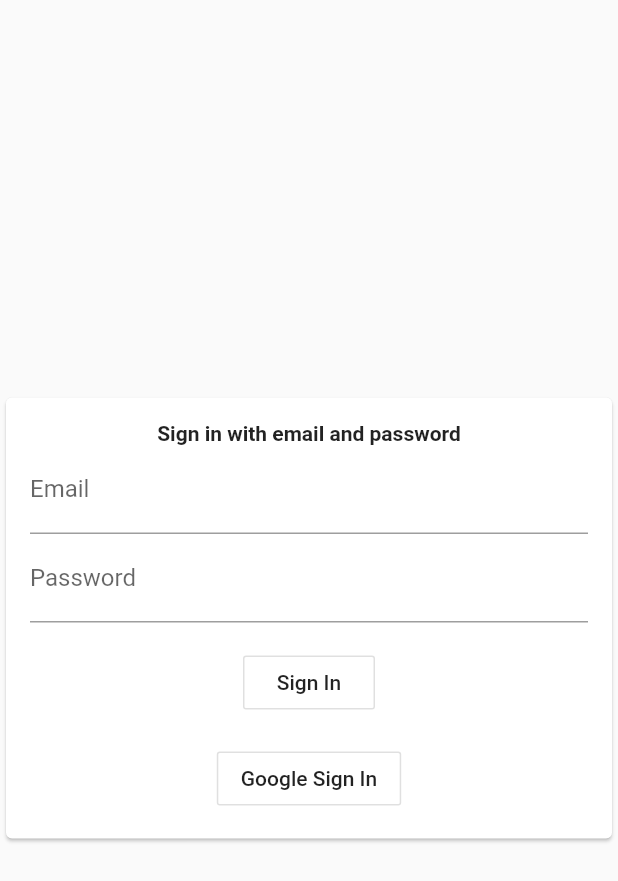
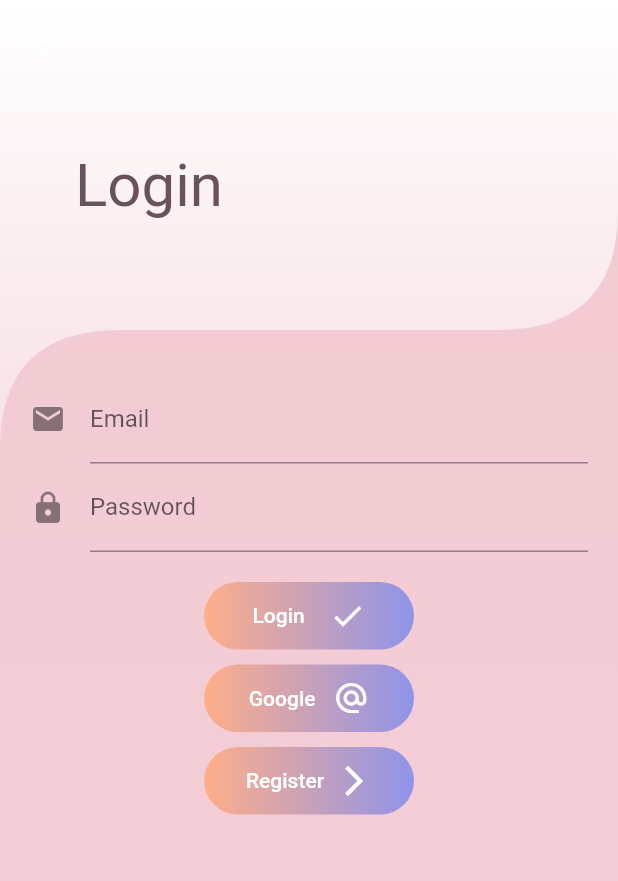
Before and after one commit to Jorgejpc/flutter_app, a Flutter app: the screen it shows after launch, after a tap on "Signin", on a phone screen of 412 x 824 dp. Shown: the top 881 px of the screen. Run offline on Flutter 3.47's test engine with Material 2 defaults, Android fonts, the phone set to English and light mode, and no system bars; our stand-ins replace cloud_firestore, firebase_auth, firebase_core, google_sign_in; accounts and stored records are empty; network calls fail.

```diff
--- a/lib/GoogleAuth.dart
+++ b/lib/GoogleAuth.dart
@@ -28,9 +28,6 @@ class _GoogleAuthenticationState extends State<GoogleAuthentication> {
     await _firebaseAuth.signInWithCredential(authCredential);
     final User user = userCredential.user;
     usuario = user;
-    print("+++++++++++++++++++++++++++++++++++++++++++");
-    print(user);
-    print("+++++++++++++++++++++++++++++++++++++++++++");
     assert(user.displayName != null);
     assert(user.email != null);
     assert(user.photoURL != null);
@@ -57,7 +54,7 @@ class _GoogleAuthenticationState extends State<GoogleAuthentication> {
             color: Colors.red,
             onPressed: () => googleSignIn().whenComplete(() {
               Navigator.pushReplacement(
-                  context, MaterialPageRoute(builder: (context) => HomePage(user: usuario)));
+                  context, MaterialPageRoute(builder: (context) => HomePage()));
             }),
             child: Text('Google Login'),
           ),
--- /dev/null
+++ b/lib/screens/login/login_form.dart
@@ -0,0 +1,196 @@
+import 'package:firebase_auth/firebase_auth.dart';
+import 'package:flutter_app/screens/register/register_screen.dart';
+import 'package:flutter_app/widgets/gradient_button.dart';
+import 'package:flutter/material.dart';
+import 'package:flutter_app/screens/login/login_form.dart';
+import 'package:flutter_app/widgets/gradient_button.dart';
+import 'package:google_sign_in/google_sign_in.dart';
+
+import '../../GoogleAuth.dart';
+import '../../home_page.dart';
+
+int user = 1;
+
+class LoginForm  extends StatefulWidget {
+  @override
+  _LoginFormState createState() => _LoginFormState();
+}
+
+class _LoginFormState extends State<LoginForm> {
+  FirebaseAuth _auth = FirebaseAuth.instance;
+  final GlobalKey<FormState> _formKey = GlobalKey<FormState>();
+  final TextEditingController _emailController = TextEditingController();
+  final TextEditingController _passwordController = TextEditingController();
+  final GlobalKey<ScaffoldState> _scaffoldKey = GlobalKey<ScaffoldState>();
+  final GoogleSignIn _googleSignIn = GoogleSignIn();
+  final FirebaseAuth _firebaseAuth = FirebaseAuth.instance;
+
+  @override
+  void initState(){
+    super.initState();
+
+  }
+
+  @override
+  Widget build(BuildContext context){
+    return Padding(
+      key: _scaffoldKey,
+      padding: const EdgeInsets.all(20.0),
+      child: Form(
+        child: Column(
+          children: <Widget>[
+            TextFormField(
+              controller:_emailController,
+              decoration: InputDecoration(
+                  icon: Icon(Icons.email),
+                  labelText: "Email"
+              ),
+              keyboardType: TextInputType.emailAddress,
+              autovalidateMode: AutovalidateMode.always,
+            ),
+
+            TextFormField(
+              controller:_passwordController,
+              decoration: InputDecoration(
+                icon: Icon(Icons.lock),
+                labelText: "Password",
+              ),
+              obscureText: true,
+              autovalidateMode: AutovalidateMode.always,
+            ),
+            SizedBox(height: 20,
+            ),
+            GradientButton(
+              width: 140,
+              height: 45,
+              onPressed: () async {
+                _signInWithEmailAndPassword();
+              },
+              text: Text('Login', style: TextStyle(color: Colors.white),
+              ),
+              icon: Icon(
+                  Icons.check,
+                  color: Colors.white
+              ),
+            ),
+            SizedBox(
+                height: 10
+            ),
+
+
+
+
+            GradientButton(
+              width: 140,
+              height: 45,
+              onPressed: () => googleSignIn().whenComplete(() {
+                Navigator.pushReplacement(
+                    context, MaterialPageRoute(builder: (context) => HomePage()));
+              }),
+              text: Text('Google', style: TextStyle(color: Colors.white),
+              ),
+              icon: Icon(
+                  Icons.alternate_email,
+                  color: Colors.white
+              ),
+            ),
+            SizedBox(
+                height: 10
+            ),
+
+
+
+            GradientButton(
+              width: 140,
+              height: 45,
+              onPressed: () {
+                Navigator.push(context , MaterialPageRoute(builder: (_) {
+                  return RegisterScreen();
+                }
+                ));
+              },
+              text: Text('Register', style: TextStyle(color: Colors.white),
+              ),
+              icon: Icon(
+                  Icons.arrow_forward_ios,
+                  color: Colors.white
+              ),
+            ),//Boton register
+          ],
+        ),
+      ),
+    );
+  }
+
+
+  @override
+  void dispose() {
+    _emailController.dispose();
+    _passwordController.dispose();
+    super.dispose();
+  }
+
+  void _signInWithEmailAndPassword() async {
+    try {
+      final User usuario = (await _auth.signInWithEmailAndPassword(
+        email: _emailController.text,
+        password: _passwordController.text,
+      ))
+          .user;
+      if (!usuario.emailVerified) {
+        await usuario.sendEmailVerification();
+      }
+      Navigator.of(context).pushReplacement(MaterialPageRoute(builder: (_) {
+        return HomePage();
+      }));
+    } on FirebaseAuthException catch (e) {
+      Scaffold.of(context).showSnackBar(SnackBar(
+        content: Text("Failed to sign in with Email & Password"),
+
+      ));
+    }
+  }
+
+  void _signOut() async {
+    await _auth.signOut();
+  }
+
+  void _pushPage(BuildContext context, Widget page) {
+    Navigator.of(context).push(
+      MaterialPageRoute<void>(builder: (_) => page),
+    );
+  }
+
+
+
+
+  Future<String> googleSignIn() async {
+    final GoogleSignInAccount googleSignInAccount =
+    await _googleSignIn.signIn();
+    final GoogleSignInAuthentication googleSignInAuthentication =
+    await googleSignInAccount.authentication;
+    final AuthCredential authCredential = GoogleAuthProvider.credential(
+        accessToken: googleSignInAuthentication.accessToken,
+        idToken: googleSignInAuthentication.idToken);
+
+    final UserCredential userCredential =
+    await _firebaseAuth.signInWithCredential(authCredential);
+    final User user = userCredential.user;
+    usuario = user;
+    assert(user.displayName != null);
+    assert(user.email != null);
+    assert(user.photoURL != null);
+
+    setState(() {
+      name = user.displayName;
+      email = user.email;
+      photoUrl = user.photoURL;
+    });
+
+    final User currentUser = _firebaseAuth.currentUser;
+    assert(currentUser.uid == user.uid);
+
+    return 'Logged In';
+  }
+
+}
--- /dev/null
+++ b/lib/screens/login/login_screen.dart
@@ -0,0 +1,58 @@
+import 'package:flutter_app/screens/login/login_form.dart';
+import 'package:flutter_app/widgets/curved_widget.dart';
+import 'package:flutter/material.dart';
+import 'package:firebase_auth/firebase_auth.dart';
+import 'package:flutter/material.dart';
+
+class LoginScreen extends StatelessWidget{
+  @override
+  Widget build(BuildContext context){
+    return Scaffold(
+      extendBodyBehindAppBar: true,
+      appBar: AppBar(
+        elevation: 0,
+        backgroundColor: Colors.transparent,
+      ),
+      body: Container(
+        height: double.infinity,
+        decoration: BoxDecoration(
+            gradient: LinearGradient(
+              begin: Alignment.topCenter,
+              end: Alignment.bottomCenter,
+              colors: [Color(0xfff2cbd0), Color(0xfff4ced9)],
+            )),
+        child: SingleChildScrollView(
+          child: Stack(
+            children: <Widget>[
+              CurvedWidget(
+                child: Container(
+                  padding: const EdgeInsets.only(top: 100, left: 50),
+                  width: double.infinity,
+                  height: 300,
+                  decoration: BoxDecoration(
+                    gradient: LinearGradient(
+                      begin: Alignment.topCenter,
+                      end: Alignment.bottomCenter,
+                      colors: [Colors.white, Colors.white.withOpacity(0.4)], //opacidad del rojo
+                    ),
+                  ),
+                  child: Text('Login', style: TextStyle(
+                    fontSize: 40,
+                    color: Color(0xff6a515e),
+                  ),),
+                ),
+              ),
+              Container(
+                margin: const EdgeInsets.only(top: 230), //margen top de text email
+                child: LoginForm(),
+              )
+            ],
+          ),
+        ),
+      ),
+    );
+  }
+
+
+
+}
--- a/lib/sign_in_page.dart
+++ b/lib/sign_in_page.dart
@@ -109,7 +109,6 @@ class _SignInState extends State<SignIn> {
       }
       Navigator.of(context).pushReplacement(MaterialPageRoute(builder: (_) {
         return HomePage(
-          user: usuario,
         );
       }));
     } on FirebaseAuthException catch (e) {
--- /dev/null
+++ b/lib/widgets/curved_widget.dart
@@ -0,0 +1,46 @@
+import 'package:flutter/material.dart';
+
+class CurvedWidget extends StatelessWidget{
+  final Widget child;
+  final double curvedDistance;
+  final double curvedHeight;
+
+  const CurvedWidget({Key key, this.curvedDistance = 80, this.curvedHeight = 80, this.child})
+      : super(key: key);
+
+  @override
+  Widget build(BuildContext context){
+    return ClipPath(
+      clipper: CurvedWidgetBackgroundClipper(
+        curvedDistance: curvedDistance,
+        curvedHeigth: curvedHeight,
+      ),
+      child: child,
+    );
+  }
+}
+
+class CurvedWidgetBackgroundClipper extends CustomClipper<Path> {
+  final double curvedDistance;
+  final double curvedHeigth;
+
+  CurvedWidgetBackgroundClipper({this.curvedDistance, this.curvedHeigth});
+
+  @override
+  getClip(Size size) { //bode arriba
+    Path clippedPath = Path();
+    clippedPath.lineTo(size.width, 0);
+    clippedPath.lineTo(size.width, size.height - curvedDistance - curvedHeigth);
+    clippedPath.quadraticBezierTo(size.width, size.height - curvedHeigth, size.width - curvedDistance, size.height -curvedHeigth);
+    clippedPath.lineTo(curvedDistance, size.height - curvedHeigth);
+    clippedPath.quadraticBezierTo(0, size.height - curvedHeigth, 0, size.height);
+    clippedPath.lineTo(0, 0);
+    return clippedPath;
+  }
+
+  @override
+  bool shouldReclip(CustomClipper oldClipper) {
+    return false;
+  }
+
+}
--- /dev/null
+++ b/lib/widgets/gradient_button.dart
@@ -0,0 +1,42 @@
+import 'package:flutter/material.dart';
+
+class GradientButton extends StatelessWidget {
+  final double width;
+  final double height;
+  final Function onPressed;
+  final Text text;
+  final Icon icon;
+
+  const GradientButton({Key key, this.width, this.height, this.onPressed, this.text, this.icon}) : super(key: key);
+
+  @override
+  Widget build(BuildContext context) {
+    return Container(   //boton de login
+      width: this.width,
+      height: this.height,
+
+      decoration: BoxDecoration(
+        borderRadius: BorderRadius.circular(80),
+        gradient: LinearGradient(
+            begin: Alignment.centerLeft,
+            end: Alignment.centerRight,
+            colors: [Color(0xffffae88), Color(0xff8f93ea)]
+        ),
+      ),
+      child: MaterialButton(
+          onPressed: this.onPressed,
+          materialTapTargetSize: MaterialTapTargetSize.shrinkWrap,
+          shape: StadiumBorder(),
+          child: Padding(
+            padding: const EdgeInsets.all(8.0),
+            child: Row(
+              mainAxisAlignment: MainAxisAlignment.spaceAround,
+              children: <Widget>[
+                text,
+                icon,
+              ],
+            ),
+          )),
+    );
+  }
+}
--- a/pubspec.yaml
+++ b/pubspec.yaml
@@ -32,6 +32,7 @@ dependencies:
   cloud_firestore: ^0.14.1+3
   firebase_core: ^0.5.0+1
   google_sign_in: ^4.5.5
+  firebase_storage: ^4.0.1
 
   provider: ^4.3.2+2
 
```
Also changed, not shown: lib/Vehiculo/repository/cloud_firestore_api.dart (+4 -4 lines), lib/authentication_service.dart (+5 -2 lines), lib/firebase_storage_user.dart (added, +21 -0 lines), lib/home_page.dart (+50 -35 lines), lib/navbar_home.dart (added, +54 -0 lines), lib/register.dart (+5 -3 lines), lib/screens/register/register_form.dart (added, +113 -0 lines), lib/screens/register/register_screen.dart (added, +59 -0 lines), pubspec.lock, 1 other file.
